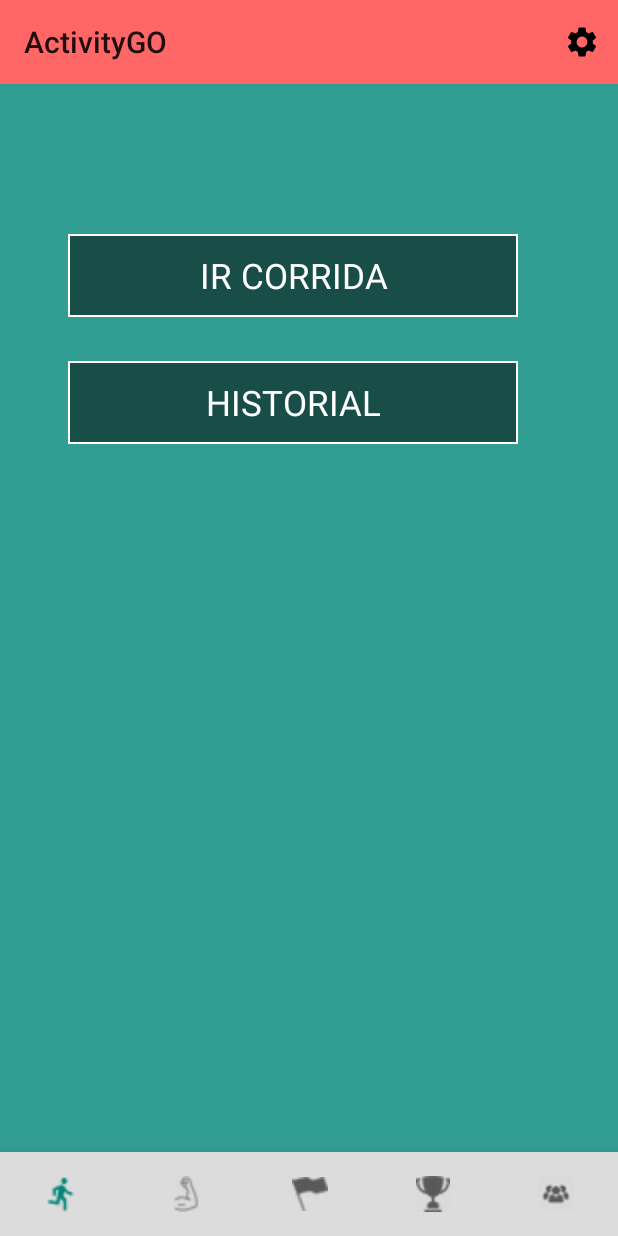
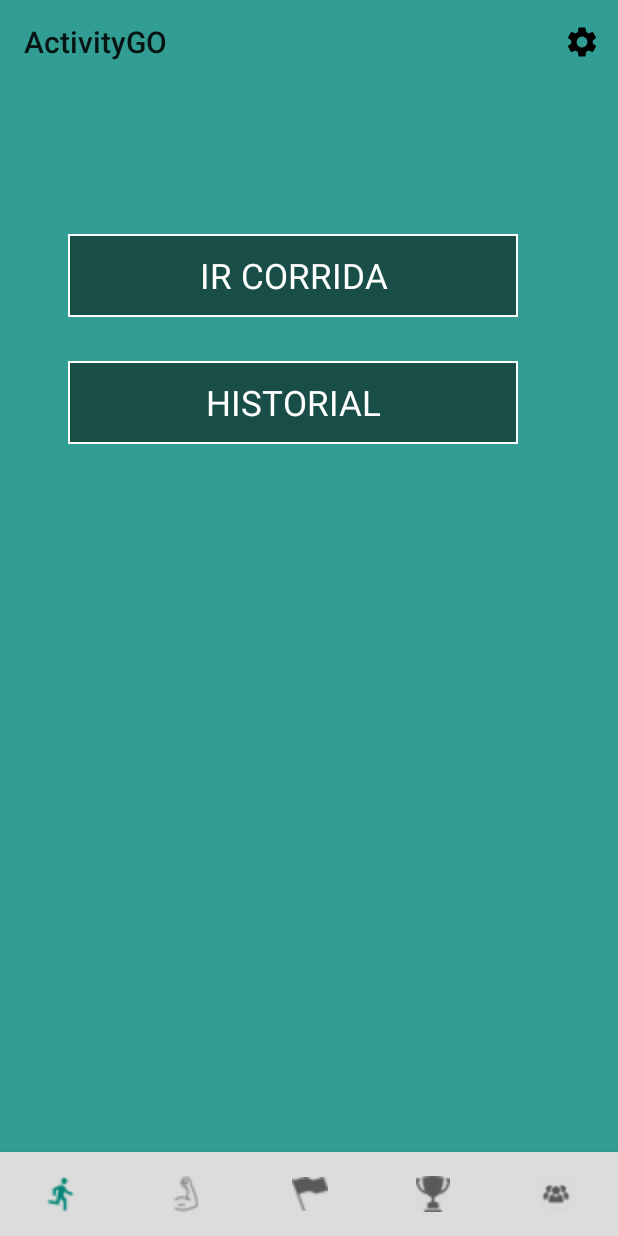
Before and after one commit to Badajaz/ActivityGO, an Android app: the MenuPrincipal screen opened directly, with no data from a screen before it, on a phone screen of 412 x 824 dp. Run offline under Robolectric (Android 15) with nearby library versions, the phone set to English and light mode, and no system bars.

Commit message:
alteração da barra
barra da cor do fundo do ecrã

```diff
--- a/androidProjects - copia/app/src/main/res/layout/activity_menu_principal.xml
+++ b/androidProjects - copia/app/src/main/res/layout/activity_menu_principal.xml
@@ -10,7 +10,7 @@
     <android.support.v7.widget.Toolbar
         android:layout_width="match_parent"
         android:layout_height="wrap_content"
-        android:background="#ff6666"
+        android:background="#329d92"
         android:minHeight="?attr/actionBarSize"
         android:id="@+id/toolbar"
         ></android.support.v7.widget.Toolbar>
```
